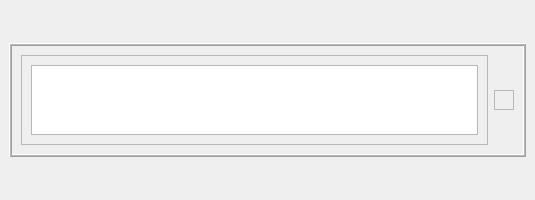
Before: the Qt Designer form forms/imageStackWidget.ui in isis-group/vast, drawn with Qt 5.
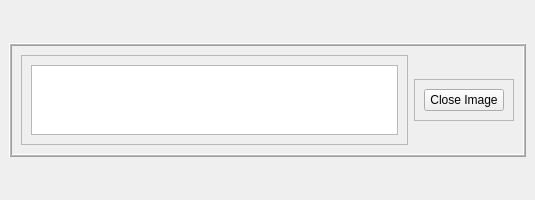
After: the same form once the commit is applied.

Diff of the .ui file:
```diff
--- a/forms/imageStackWidget.ui
+++ b/forms/imageStackWidget.ui
@@ -98,7 +98,15 @@
         <property name="frameShadow">
          <enum>QFrame::Raised</enum>
         </property>
-        <layout class="QGridLayout" name="gridLayout_3"/>
+        <layout class="QGridLayout" name="gridLayout_3">
+         <item row="0" column="0">
+          <widget class="QPushButton" name="buttonRemoveImage">
+           <property name="text">
+            <string>Close Image</string>
+           </property>
+          </widget>
+         </item>
+        </layout>
        </widget>
       </item>
      </layout>
```
Left out of the diff: 2 changed lines with no effect on the pictures.
